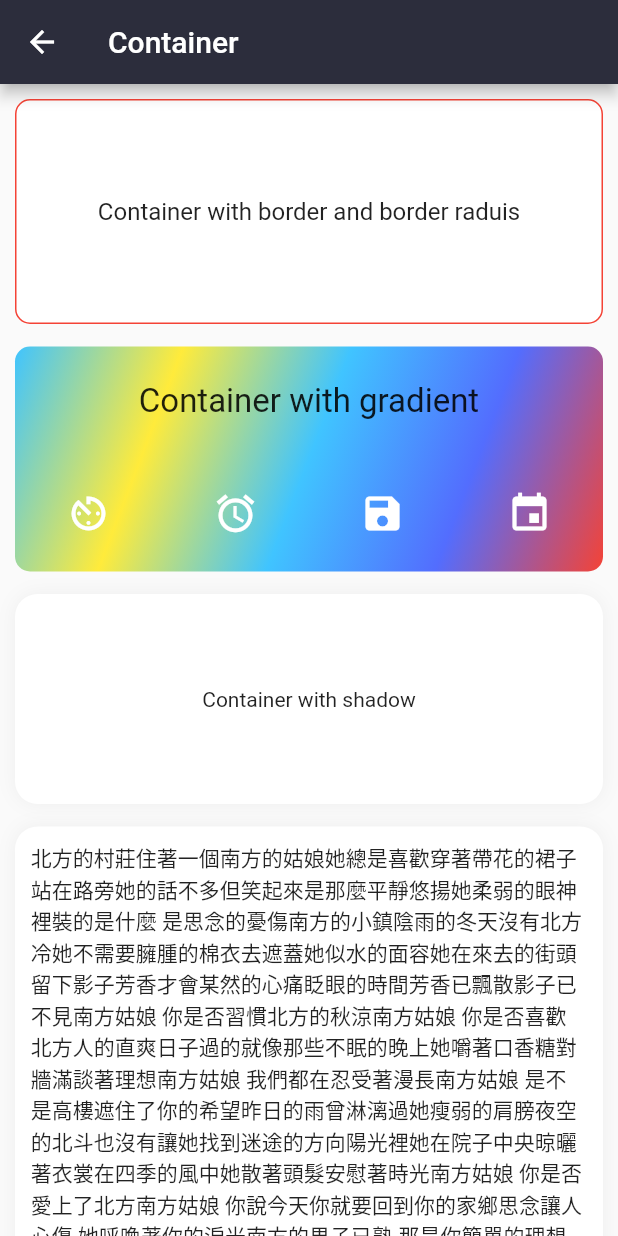
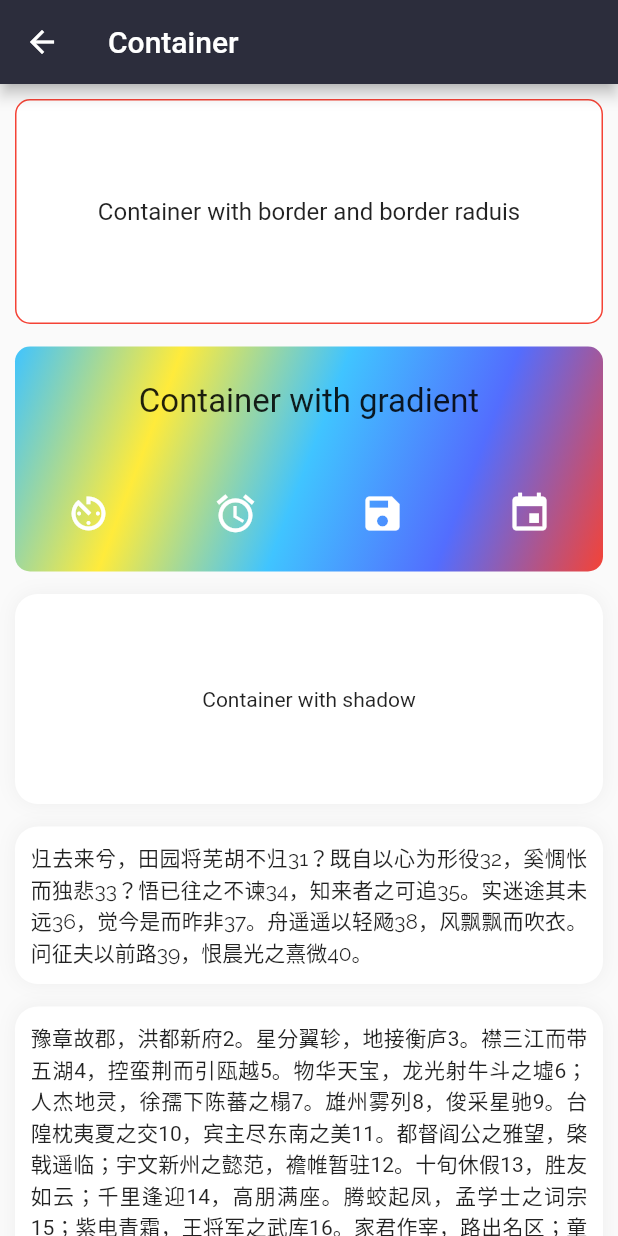
Before and after one commit to Invincible1996/hello_flutter, a Flutter app: the ContainerPage screen opened directly, on a phone screen of 412 x 824 dp. Run offline on Flutter 3.47's test engine with Material 2 defaults, Android fonts, the phone set to English and light mode, and no system bars.

Commit message:
gridview page

```diff
--- a/lib/pages/container_page.dart
+++ b/lib/pages/container_page.dart
@@ -104,9 +104,25 @@ class ContainerPage extends StatelessWidget {
                   ),
                   child: Center(
                     child: Text(
-                      '北方的村莊住著一個南方的姑娘她總是喜歡穿著帶花的裙子站在路旁她的話不多但笑起來是那麼平靜悠揚她柔弱的眼神裡裝的是什麼 是思念的憂傷南方的小鎮陰雨的冬天沒有北方冷她不需要臃腫的棉衣去遮蓋她似水的面容她在來去的街頭留下影子芳香才會某然的心痛眨眼的時間芳香已飄散影子已不見南方姑娘 你是否習慣北方的秋涼南方姑娘 你是否喜歡北方人的直爽日子過的就像那些不眠的晚上她嚼著口香糖對牆滿談著理想南方姑娘 我們都在忍受著漫長南方姑娘 是不是高樓遮住了你的希望昨日的雨曾淋漓過她瘦弱的肩膀夜空的北斗也沒有讓她找到迷途的方向陽光裡她在院子中央晾曬著衣裳在四季的風中她散著頭髮安慰著時光南方姑娘 你是否愛上了北方南方姑娘 你說今天你就要回到你的家鄉思念讓人心傷 她呼喚著你的淚光南方的果子已熟 那是你簡單的理想',
+                      '归去来兮，田园将芜胡不归31？既自以心为形役32，奚惆怅而独悲33？悟已往之不谏34，知来者之可追35。实迷途其未远36，觉今是而昨非37。舟遥遥以轻飏38，风飘飘而吹衣。问征夫以前路39，恨晨光之熹微40。',
                       style: TextStyle(fontFamily: 'Raleway'),
+                      textAlign: TextAlign.justify,
                     ),
+                  ),
+                ),
+                Container(
+                  margin: EdgeInsets.only(top: 15),
+                  padding: EdgeInsets.all(10.5),
+                  decoration: BoxDecoration(
+                    color: Colors.white,
+                    borderRadius: BorderRadius.circular(15.0),
+                    boxShadow: [
+                      BoxShadow(color: Color(0XFFEEEEEE), blurRadius: 10.0)
+                    ],
+                  ),
+                  child: Text(
+                    '豫章故郡，洪都新府2。星分翼轸，地接衡庐3。襟三江而带五湖4，控蛮荆而引瓯越5。物华天宝，龙光射牛斗之墟6；人杰地灵，徐孺下陈蕃之榻7。雄州雾列8，俊采星驰9。台隍枕夷夏之交10，宾主尽东南之美11。都督阎公之雅望，棨戟遥临；宇文新州之懿范，襜帷暂驻12。十旬休假13，胜友如云；千里逢迎14，高朋满座。腾蛟起凤，孟学士之词宗15；紫电青霜，王将军之武库16。家君作宰，路出名区；童子何知，躬逢胜饯17。',
+                    textAlign: TextAlign.justify,
                   ),
                 )
               ],
--- a/pubspec.yaml
+++ b/pubspec.yaml
@@ -20,6 +20,7 @@ dependencies:
   flutter:
     sdk: flutter
   provider: ^3.0.0+1
+  video_player: ^0.10.1+4
   cupertino_icons: ^0.1.2
 
 dev_dependencies:
```
Also changed, not shown: lib/pages/animation_page.dart (+37 -1 lines), lib/pages/grid_view_page.dart (+10 -11 lines), pubspec.lock, 6 other files.
